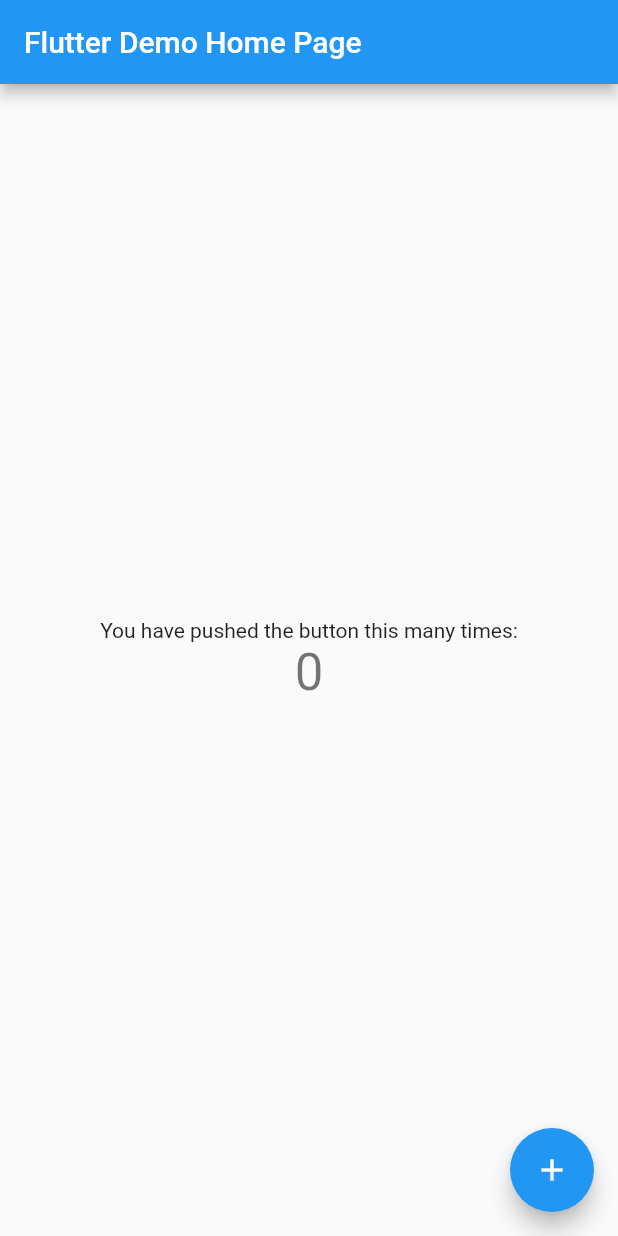
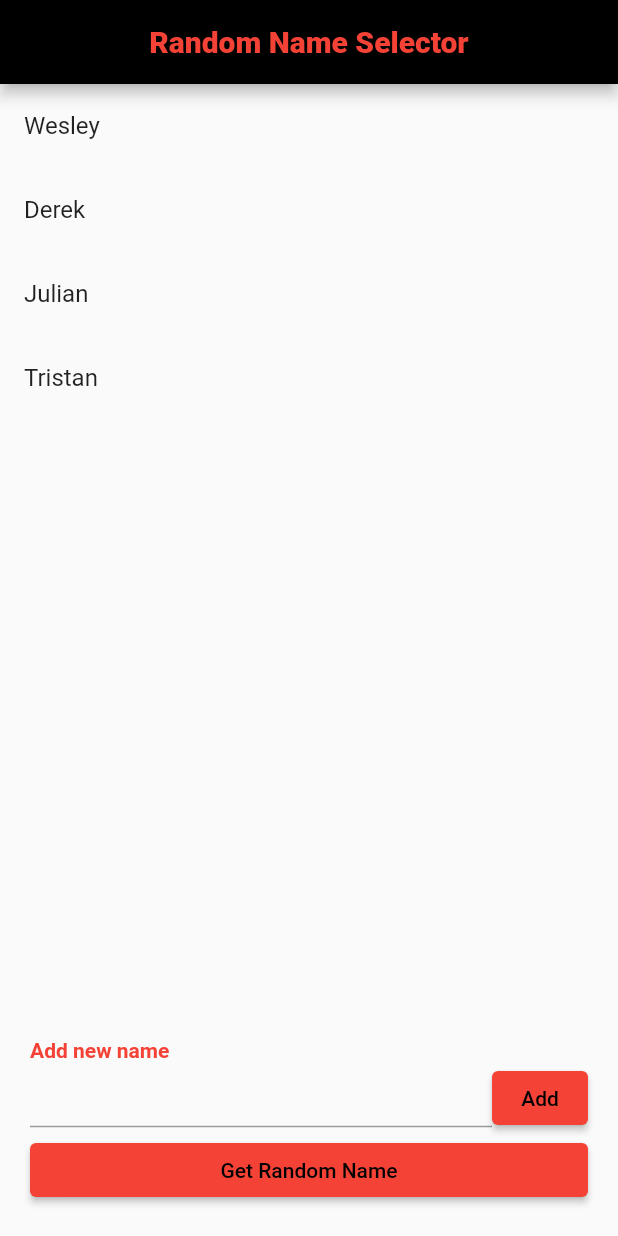
Before and after one commit to WRoeder/Random_Name_Selector, a Flutter app: the screen it shows after launch, on a phone screen of 412 x 824 dp. Run offline on Flutter 3.47's test engine with Material 2 defaults, Android fonts, the phone set to English and light mode, and no system bars.

Commit message:
Final Commit

```diff
--- a/lib/main.dart
+++ b/lib/main.dart
@@ -1,115 +1,140 @@
 import 'package:flutter/material.dart';
+import 'dart:math';
 
-void main() {
-  runApp(const MyApp());
-}
+void main () => runApp(const RandomSelector());
 
-class MyApp extends StatelessWidget {
-  const MyApp({Key? key}) : super(key: key);
+class RandomSelector extends StatelessWidget {
+  const RandomSelector({Key? key}) : super(key: key);
 
-  // This widget is the root of your application.
   @override
-  Widget build(BuildContext context) {
-    return MaterialApp(
-      title: 'Flutter Demo',
-      theme: ThemeData(
-        // This is the theme of your application
-        //
-        // Try running your application with "flutter run". You'll see the
-        // application has a blue toolbar. Then, without quitting the app, try
-        // changing the primarySwatch below to Colors.green and then invoke
-        // "hot reload" (press "r" in the console where you ran "flutter run",
-        // or simply save your changes to "hot reload" in a Flutter IDE).
-        // Notice that the counter didn't reset back to zero; the application
-        // is not restarted.
-        primarySwatch: Colors.blue,
-      ),
-      home: const MyHomePage(title: 'Flutter Demo Home Page'),
+  Widget build (BuildContext context) {
+    return const MaterialApp(
+      home: Home()
     );
   }
 }
 
-class MyHomePage extends StatefulWidget {
-  const MyHomePage({Key? key, required this.title}) : super(key: key);
-
-  // This widget is the home page of your application. It is stateful, meaning
-  // that it has a State object (defined below) that contains fields that affect
-  // how it looks.
-
-  // This class is the configuration for the state. It holds the values (in this
-  // case the title) provided by the parent (in this case the App widget) and
-  // used by the build method of the State. Fields in a Widget subclass are
-  // always marked "final".
-
-  final String title;
+class Home extends StatefulWidget {
+  const Home({Key? key}) : super(key: key);
 
   @override
-  State<MyHomePage> createState() => _MyHomePageState();
+  State<StatefulWidget> createState () {
+    return _HomeState();
+  }
 }
 
-class _MyHomePageState extends State<MyHomePage> {
-  int _counter = 0;
+class _HomeState extends State<Home> {
 
-  void _incrementCounter() {
-    setState(() {
-      // This call to setState tells the Flutter framework that something has
-      // changed in this State, which causes it to rerun the build method below
-      // so that the display can reflect the updated values. If we changed
-      // _counter without calling setState(), then the build method would not be
-      // called again, and so nothing would appear to happen.
-      _counter++;
-    });
-  }
+  List<String> names = [
+    "Wesley",
+    "Derek",
+    "Julian",
+    "Tristan"
+  ];
+
+  TextEditingController nameController = TextEditingController();
 
   @override
-  Widget build(BuildContext context) {
-    // This method is rerun every time setState is called, for instance as done
-    // by the _incrementCounter method above.
-    //
-    // The Flutter framework has been optimized to make rerunning build methods
-    // fast, so that you can just rebuild anything that needs updating rather
-    // than having to individually change instances of widgets.
+  Widget build (BuildContext context) {
     return Scaffold(
       appBar: AppBar(
-        // Here we take the value from the MyHomePage object that was created by
-        // the App.build method, and use it to set our appbar title.
-        title: Text(widget.title),
+        title: const Text(
+          "Random Name Selector",
+          style: TextStyle(
+            color: Colors.red,
+            fontSize: 20.0,
+            fontWeight: FontWeight.w900
           ),
-      body: Center(
-        // Center is a layout widget. It takes a single child and positions it
-        // in the middle of the parent.
+        ),
+        centerTitle: true,
+        backgroundColor: Colors.black,
+      ),
+      body: Column(
+        children: <Widget>[
+          Expanded(
+            child: ListView.builder(
+              itemCount: names.length,
+              itemBuilder: (context, index) {
+                return Dismissible(
+                  key: UniqueKey(),
+                  onDismissed: (direction) {
+                    setState(() {
+                      names.removeAt(index);
+                    });
+                  },
+                  child: ListTile(
+                    title: Text(names[index]),
+                  ),
+                );
+              }
+            ),
+          ),
+          Expanded(
+            child: Padding(
+              padding: const EdgeInsets.all(20.0),
               child: Column(
-          // Column is also a layout widget. It takes a list of children and
-          // arranges them vertically. By default, it sizes itself to fit its
-          // children horizontally, and tries to be as tall as its parent.
-          //
-          // Invoke "debug painting" (press "p" in the console, choose the
-          // "Toggle Debug Paint" action from the Flutter Inspector in Android
-          // Studio, or the "Toggle Debug Paint" command in Visual Studio Code)
-          // to see the wireframe for each widget.
-          //
-          // Column has various properties to control how it sizes itself and
-          // how it positions its children. Here we use mainAxisAlignment to
-          // center the children vertically; the main axis here is the vertical
-          // axis because Columns are vertical (the cross axis would be
-          // horizontal).
-          mainAxisAlignment: MainAxisAlignment.center,
+                mainAxisAlignment: MainAxisAlignment.end,
+                crossAxisAlignment: CrossAxisAlignment.stretch,
                 children: <Widget>[
                   const Text(
-              'You have pushed the button this many times:',
+                    "Add new name",
+                    style: TextStyle(
+                      color: Colors.red,
+                      fontWeight: FontWeight.w600
                     ),
-            Text(
-              '$_counter',
-              style: Theme.of(context).textTheme.headline4,
+                  ),
+                  Row(
+                    children: <Widget>[
+                       Expanded(
+                        child: TextField(
+                          controller: nameController,
+                          decoration: const InputDecoration(
+                            contentPadding: EdgeInsets.only(top: 10,bottom: 10),
+                            isDense: true
+                          ),
+                        ),
+                      ),
+                      ElevatedButton(
+                        child: const Text("Add"),
+                        onPressed: () {
+                          addToList();
+                        },
+                        style: ElevatedButton.styleFrom(
+                          primary: Colors.red,
+                          onPrimary: Colors.black
+                        ),
+                      ),
+                    ],
+                  ),
+                  Builder(
+                    builder: (context) => ElevatedButton(
+                      child: const Text("Get Random Name"),
+                      onPressed: () {
+                        var random = Random();
+                        Scaffold.of(context).showSnackBar(
+                          SnackBar(content: Text("Random name is: " + names[random.nextInt(names.length)]))
+                        );
+                      },
+                      style: ElevatedButton.styleFrom(
+                        primary: Colors.red,
+                        onPrimary: Colors.black
+                      ),
+                    ),
                   ),
                 ],
               ),
             ),
-      floatingActionButton: FloatingActionButton(
-        onPressed: _incrementCounter,
-        tooltip: 'Increment',
-        child: const Icon(Icons.add),
-      ), // This trailing comma makes auto-formatting nicer for build methods.
+          ),
+        ],
+      ),
     );
   }
+
+  void addToList () {
+    if (nameController.text.isNotEmpty) {
+      setState(() {
+        names.add(nameController.text);
+      });
     }
+  }
+}
```
Also changed, not shown: 1 other file. Lines whose indentation alone changed are shown as unchanged.
